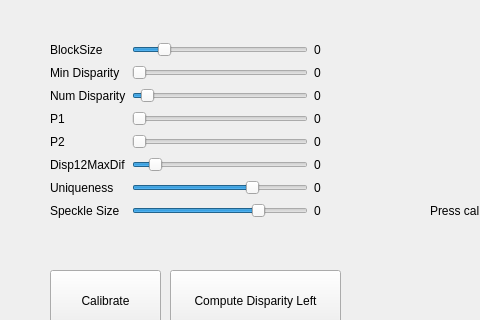
First picture: the form in pipeline.ui, repository Ratoone/face_reconstruction, before the edit; both pictures show x 0 to 480 and y 0 to 320 of the 800 by 600 pixel window.
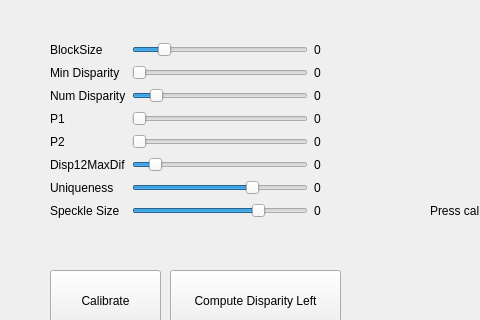
Second picture: the form after the edit.

Commit message: Added ICP registration

```diff
--- a/pipeline.ui
+++ b/pipeline.ui
@@ -193,7 +193,7 @@
         <number>1</number>
        </property>
        <property name="value">
-        <number>2</number>
+        <number>3</number>
        </property>
        <property name="orientation">
         <enum>Qt::Horizontal</enum>
```
The commit also changes 1 other file.
